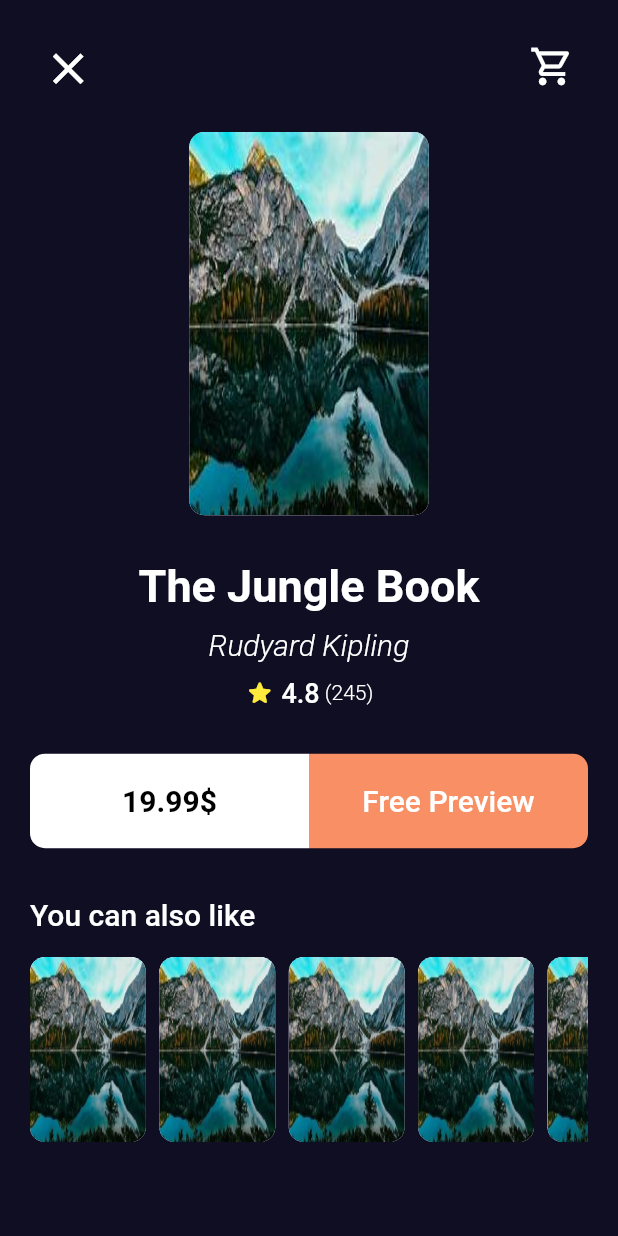
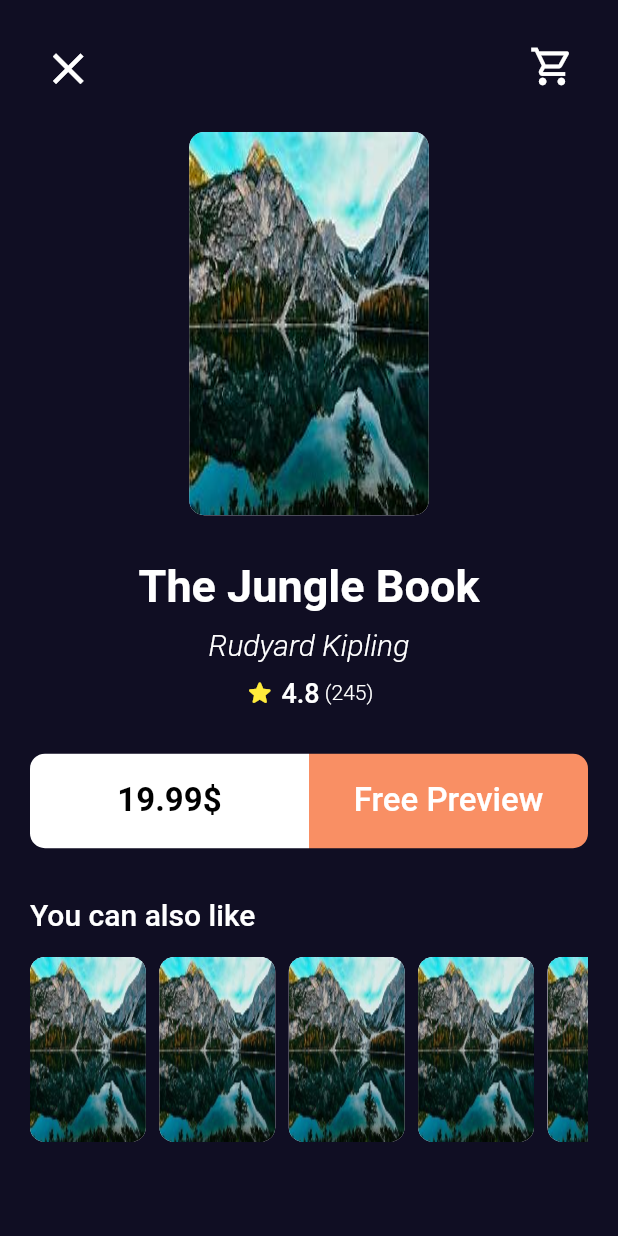
Before and after one commit to seiftarek10/Bookly-App, a Flutter app: the BookDetailsView screen opened by its route, on a phone screen of 412 x 824 dp. Run offline on Flutter 3.47's test engine with Material 2 defaults, Android fonts, the phone set to English and light mode, and no system bars; our stand-ins replace go_router.

```diff
--- a/bookly_app/lib/Features/BookDetails/Presentation/View/Widgets/book_details_section.dart
+++ b/bookly_app/lib/Features/BookDetails/Presentation/View/Widgets/book_details_section.dart
@@ -39,7 +39,7 @@ class BookDetailsSection extends StatelessWidget {
                     topLeft: Radius.circular(10),
                     bottomLeft: Radius.circular(10)),
                 text: r"19.99$",
-                style: Stayles.textstyle20
+                style: Stayles.textstyle22
                     .copyWith(color: Colors.black, fontWeight: FontWeight.bold),
               ),
               const CustomButton(
@@ -48,7 +48,7 @@ class BookDetailsSection extends StatelessWidget {
                     topRight: Radius.circular(10),
                     bottomRight: Radius.circular(10)),
                 text: "Free Preview",
-                style: Stayles.textstyle20,
+                style: Stayles.textstyle22,
               ),
             ],
           ),
--- a/bookly_app/lib/Features/BookDetails/Presentation/View/Widgets/book_details_view_appbar.dart
+++ b/bookly_app/lib/Features/BookDetails/Presentation/View/Widgets/book_details_view_appbar.dart
@@ -1,19 +1,28 @@
 import 'package:flutter/material.dart';
+import 'package:go_router/go_router.dart';
 
 class BookDetailsViewAppBar extends StatelessWidget {
   const BookDetailsViewAppBar({super.key});
 
   @override
   Widget build(BuildContext context) {
-    return  Row(
+    return Row(
       mainAxisAlignment: MainAxisAlignment.spaceBetween,
       children: [
         IconButton(
-          onPressed: (){},
-          icon: const Icon(Icons.close,size: 35,)),
+            onPressed: () {
+              GoRouter.of(context).pop();
+            },
+            icon: const Icon(
+              Icons.close,
+              size: 35,
+            )),
         IconButton(
-          onPressed: (){},
-          icon: const Icon(Icons.shopping_cart_outlined,size: 30,))
+            onPressed: () {},
+            icon: const Icon(
+              Icons.shopping_cart_outlined,
+              size: 30,
+            ))
       ],
     );
   }
--- /dev/null
+++ b/bookly_app/lib/Features/Home/data/Models/volume_info.dart
@@ -0,0 +1 @@
+class VolumnInfo{}
--- a/bookly_app/lib/main.dart
+++ b/bookly_app/lib/main.dart
@@ -14,7 +14,9 @@ class BooklyApp extends StatelessWidget {
       routerConfig: AppRoutes.router,
       debugShowCheckedModeBanner: false,
       theme: ThemeData.dark().copyWith(
-        scaffoldBackgroundColor: const Color(0xff100E23)
-      ));
+        scaffoldBackgroundColor: const Color(0xff100E23),
+      ),
+
+      );
   }
 }
```
Also changed, not shown: bookly_app/lib/Features/Home/data/Models/book_model.dart (added, +29 -0 lines), bookly_app/lib/Features/SplachScreen/Presentation/View/Widgets/splach_view_body.dart (+4 -4 lines), bookly_app/pubspec.yaml (+3 -16 lines), bookly_app/pubspec.lock, 1 other file.
